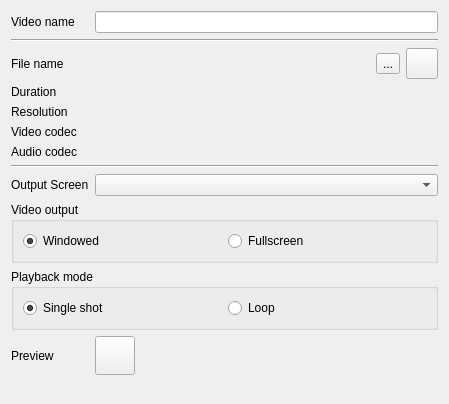
mcallegari/qlcplus, file ui/src/videoeditor.ui: the form before one commit.
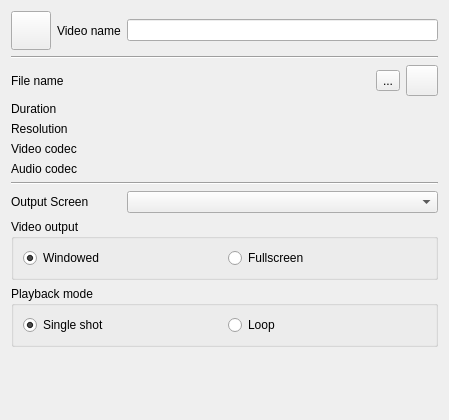
The form after the commit. Icons and pictures are not drawn.

Commit message: UI: changed Audio/Video editor preview to conform to the other editors

What changed in the file:
```diff
--- a/ui/src/videoeditor.ui
+++ b/ui/src/videoeditor.ui
@@ -7,7 +7,7 @@
     <x>0</x>
     <y>0</y>
     <width>449</width>
-    <height>404</height>
+    <height>420</height>
    </rect>
   </property>
   <property name="windowTitle">
@@ -16,58 +16,14 @@
   <layout class="QGridLayout" name="gridLayout">
    <item row="0" column="0">
     <layout class="QGridLayout" name="gridLayout_2">
-     <item row="1" column="0" colspan="5">
-      <widget class="Line" name="line">
-       <property name="orientation">
-        <enum>Qt::Horizontal</enum>
-       </property>
-      </widget>
-     </item>
-     <item row="11" column="2" colspan="3">
-      <widget class="QToolButton" name="m_previewButton">
-       <property name="icon">
-        <iconset resource="qlcui.qrc">
-         <normaloff>:/player_play.png</normaloff>:/player_play.png</iconset>
-       </property>
-       <property name="iconSize">
-        <size>
-         <width>32</width>
-         <height>32</height>
-        </size>
-       </property>
-       <property name="checkable">
-        <bool>true</bool>
-       </property>
-      </widget>
-     </item>
-     <item row="7" column="0" colspan="5">
-      <widget class="Line" name="line_3">
-       <property name="orientation">
-        <enum>Qt::Horizontal</enum>
-       </property>
-      </widget>
-     </item>
-     <item row="2" column="3">
+     <item row="2" column="4">
       <widget class="QToolButton" name="m_fileButton">
        <property name="text">
         <string notr="true">...</string>
        </property>
       </widget>
      </item>
-     <item row="12" column="0" colspan="5">
-      <spacer name="verticalSpacer">
-       <property name="orientation">
-        <enum>Qt::Vertical</enum>
-       </property>
-       <property name="sizeHint" stdset="0">
-        <size>
-         <width>20</width>
-         <height>40</height>
-        </size>
-       </property>
-      </spacer>
-     </item>
-     <item row="0" column="0" colspan="2">
+     <item row="0" column="1" colspan="2">
       <widget class="QLabel" name="m_nameLabel">
        <property name="sizePolicy">
         <sizepolicy hsizetype="Maximum" vsizetype="Preferred">
@@ -80,52 +36,10 @@
        </property>
       </widget>
      </item>
-     <item row="6" column="0" colspan="2">
-      <widget class="QLabel" name="label_2">
-       <property name="text">
-        <string>Audio codec</string>
-       </property>
-      </widget>
-     </item>
-     <item row="4" column="0" colspan="2">
-      <widget class="QLabel" name="label_4">
-       <property name="text">
-        <string>Resolution</string>
-       </property>
-      </widget>
-     </item>
-     <item row="3" column="0" colspan="2">
-      <widget class="QLabel" name="label">
-       <property name="text">
-        <string>Duration</string>
-       </property>
-      </widget>
-     </item>
-     <item row="5" column="0" colspan="2">
-      <widget class="QLabel" name="label_3">
-       <property name="text">
-        <string>Video codec</string>
-       </property>
-      </widget>
-     </item>
-     <item row="11" column="0" colspan="2">
-      <widget class="QLabel" name="label_8">
-       <property name="text">
-        <string>Preview</string>
-       </property>
-      </widget>
-     </item>
-     <item row="8" column="0" colspan="2">
-      <widget class="QLabel" name="label_6">
-       <property name="text">
-        <string>Output Screen</string>
-       </property>
-      </widget>
-     </item>
-     <item row="8" column="2" colspan="3">
+     <item row="8" column="3" colspan="3">
       <widget class="QComboBox" name="m_screenCombo"/>
      </item>
-     <item row="4" column="2" colspan="3">
+     <item row="4" column="3" colspan="3">
       <widget class="QLabel" name="m_resolutionLabel">
        <property name="font">
         <font>
@@ -138,7 +52,7 @@
        </property>
       </widget>
      </item>
-     <item row="5" column="2" colspan="3">
+     <item row="5" column="3" colspan="3">
       <widget class="QLabel" name="m_vcodecLabel">
        <property name="font">
         <font>
@@ -151,7 +65,7 @@
        </property>
       </widget>
      </item>
-     <item row="6" column="2" colspan="3">
+     <item row="6" column="3" colspan="3">
       <widget class="QLabel" name="m_acodecLabel">
        <property name="font">
         <font>
@@ -164,7 +78,7 @@
        </property>
       </widget>
      </item>
-     <item row="2" column="4">
+     <item row="2" column="5">
       <widget class="QToolButton" name="m_urlButton">
        <property name="toolTip">
         <string>Set an arbitrary URL for this Video</string>
@@ -181,7 +95,7 @@
        </property>
       </widget>
      </item>
-     <item row="3" column="2" colspan="3">
+     <item row="3" column="3" colspan="3">
       <widget class="QLabel" name="m_durationLabel">
        <property name="font">
         <font>
@@ -194,14 +108,14 @@
        </property>
       </widget>
      </item>
-     <item row="2" column="0" colspan="2">
-      <widget class="QLabel" name="label_5">
-       <property name="text">
-        <string>File name</string>
+     <item row="0" column="3" colspan="3">
+      <widget class="QLineEdit" name="m_nameEdit">
+       <property name="toolTip">
+        <string>Name of the function being edited</string>
        </property>
       </widget>
      </item>
-     <item row="2" column="2">
+     <item row="2" column="3">
       <widget class="QLabel" name="m_filenameLabel">
        <property name="sizePolicy">
         <sizepolicy hsizetype="Expanding" vsizetype="Preferred">
@@ -223,14 +137,83 @@
        </property>
       </widget>
      </item>
-     <item row="0" column="2" colspan="3">
-      <widget class="QLineEdit" name="m_nameEdit">
+     <item row="0" column="0">
+      <widget class="QToolButton" name="m_previewButton">
        <property name="toolTip">
         <string>Name of the function being edited</string>
        </property>
+       <property name="icon">
+        <iconset resource="qlcui.qrc">
+         <normaloff>:/player_play.png</normaloff>:/player_play.png</iconset>
+       </property>
+       <property name="iconSize">
+        <size>
+         <width>32</width>
+         <height>32</height>
+        </size>
+       </property>
+       <property name="checkable">
+        <bool>true</bool>
+       </property>
       </widget>
      </item>
-     <item row="9" column="0" colspan="5">
+     <item row="1" column="0" colspan="6">
+      <widget class="Line" name="line">
+       <property name="orientation">
+        <enum>Qt::Horizontal</enum>
+       </property>
+      </widget>
+     </item>
+     <item row="2" column="0" colspan="3">
+      <widget class="QLabel" name="label_5">
+       <property name="text">
+        <string>File name</string>
+       </property>
+      </widget>
+     </item>
+     <item row="3" column="0" colspan="3">
+      <widget class="QLabel" name="label">
+       <property name="text">
+        <string>Duration</string>
+       </property>
+      </widget>
+     </item>
+     <item row="4" column="0" colspan="3">
+      <widget class="QLabel" name="label_4">
+       <property name="text">
+        <string>Resolution</string>
+       </property>
+      </widget>
+     </item>
+     <item row="5" column="0" colspan="3">
+      <widget class="QLabel" name="label_3">
+       <property name="text">
+        <string>Video codec</string>
+       </property>
+      </widget>
+     </item>
+     <item row="6" column="0" colspan="3">
+      <widget class="QLabel" name="label_2">
+       <property name="text">
+        <string>Audio codec</string>
+       </property>
+      </widget>
+     </item>
+     <item row="7" column="0" colspan="6">
+      <widget class="Line" name="line_3">
+       <property name="orientation">
+        <enum>Qt::Horizontal</enum>
+       </property>
+      </widget>
+     </item>
+     <item row="8" column="0" colspan="3">
+      <widget class="QLabel" name="label_6">
+       <property name="text">
+        <string>Output Screen</string>
+       </property>
+      </widget>
+     </item>
+     <item row="9" column="0" colspan="6">
       <widget class="QGroupBox" name="groupBox">
        <property name="title">
         <string>Video output</string>
@@ -256,7 +239,7 @@
        </layout>
       </widget>
      </item>
-     <item row="10" column="0" colspan="5">
+     <item row="10" column="0" colspan="6">
       <widget class="QGroupBox" name="groupBox_2">
        <property name="title">
         <string>Playback mode</string>
@@ -282,6 +265,19 @@
        </layout>
       </widget>
      </item>
+     <item row="12" column="0" colspan="6">
+      <spacer name="verticalSpacer">
+       <property name="orientation">
+        <enum>Qt::Vertical</enum>
+       </property>
+       <property name="sizeHint" stdset="0">
+        <size>
+         <width>20</width>
+         <height>40</height>
+        </size>
+       </property>
+      </spacer>
+     </item>
     </layout>
    </item>
   </layout>
```
Left out of the diff: 2 changed lines with no effect on the pictures. The commit also changes 1 other file.
